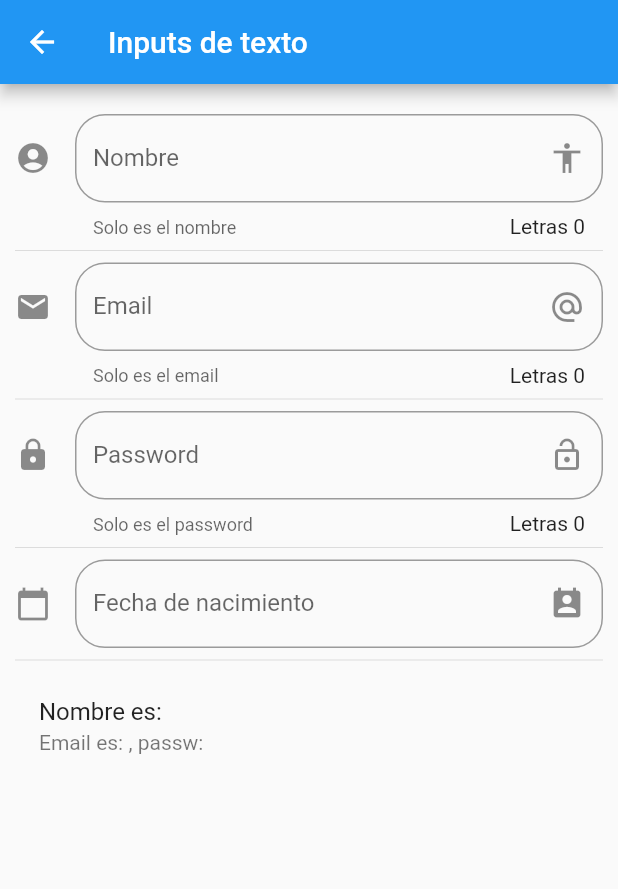
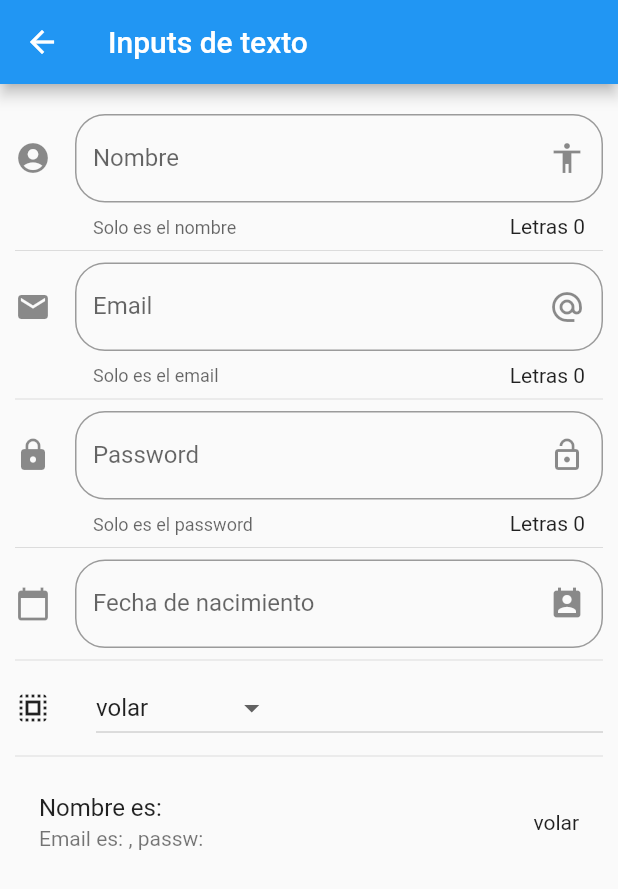
Before and after one commit to eacevedof/prj_flutter, a Flutter app: the InputPage screen opened by its route, on a phone screen of 412 x 824 dp. Shown: the top 889 px of the screen. Run offline on Flutter 3.47's test engine with Material 2 defaults, Android fonts, the phone set to English and light mode, and no system bars.

Commit message:
6.27 Dropdown y DropdownMenuItem

```diff
--- a/flutter_componentes/lib/main.dart
+++ b/flutter_componentes/lib/main.dart
@@ -2,7 +2,7 @@
 import 'package:flutter/material.dart';
 import 'package:flutter_componentes/src/pages/alert_page.dart';
 import 'package:flutter_componentes/src/routes/routes.dart';
-import 'package:flutter_localizations/flutter_localizations.dart'
+import 'package:flutter_localizations/flutter_localizations.dart';
 
 void main() => runApp(MyApp());
 
--- a/flutter_componentes/lib/src/pages/input_page.dart
+++ b/flutter_componentes/lib/src/pages/input_page.dart
@@ -13,6 +13,10 @@ class _InputPageState extends State<InputPage> {
   String _email = "";
   String _password = "";
   String _fecha = "";
+  String _opcionSeleccionada = "volar";
+
+  List _poderes = ["volar","rayos x","super aliento","super fuerza"];
+
   //este es un observador para el input de fecha
   TextEditingController _oFieldDateController = new TextEditingController();
 
@@ -33,6 +37,8 @@ class _InputPageState extends State<InputPage> {
           _crearPassword(),
           Divider(),
           _crearFecha(context),
+          Divider(),
+          _crearDropdown(),
           Divider(),
           _crearPersona(),//devuelve ListTile()
         ],
@@ -132,7 +138,7 @@ class _InputPageState extends State<InputPage> {
   Widget _crearFecha(BuildContext context){
     return TextField(
       enableInteractiveSelection: false,
-      controller: _oFieldDateController,
+      controller: _oFieldDateController, //observador que permite redibujar el valor seleccionado en el input
       decoration: InputDecoration(
         border: OutlineInputBorder(
           borderRadius: BorderRadius.circular(20.0)
@@ -150,11 +156,44 @@ class _InputPageState extends State<InputPage> {
     );
   }// _crearFecha
 
+  List<DropdownMenuItem<String>> getOpcionesDropdown() {
+    List<DropdownMenuItem<String>> lista = new List();
+    _poderes.forEach((poder){
+      lista.add(DropdownMenuItem(
+        child: Text(poder),
+        value: poder,
+        //key:
+      ));
+    });
+    return lista;
+  } // getOpcionesDropdown
+
+  Widget _crearDropdown(){
+    return Row(
+      children: <Widget>[
+        Icon(Icons.select_all),
+        SizedBox(width: 30.0), //espacio entre icono e input
+        Expanded( //expanded: hace que se ocupe todo el ancho de la pantalla
+          child: DropdownButton(
+            value: _opcionSeleccionada, //valor seleccionado
+            items: getOpcionesDropdown(),//devuelve: List<DropdownMenuItem<String>>
+            onChanged: (optselected){
+              setState(() {
+                _opcionSeleccionada = optselected;
+              });
+            },
+          )
+        ),
+      ],
+    );
+  }// _crearDropdown
+
   Widget _crearPersona(){
     return ListTile(
       title: Text("Nombre es: $_nombre"),
       subtitle: Text("Email es: $_email, passw: $_password"),
-
+      //leading: Text(_opcionSeleccionada),//leading: pone el texto justificado izquierdo
+      trailing: Text(_opcionSeleccionada),//leading: pone el texto justificado al lado derecho
     );
   }// _crearPersona
 
```
Also changed, not shown: 1 other file.
